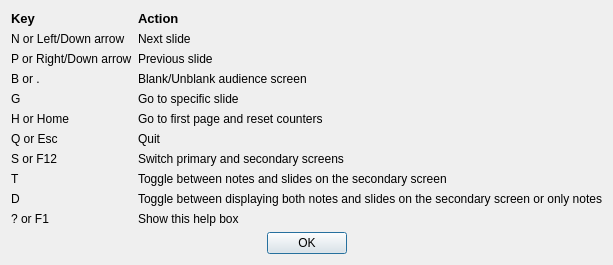
Qt form keybindings.ui (dannyedel/dspdfviewer) before a commit.
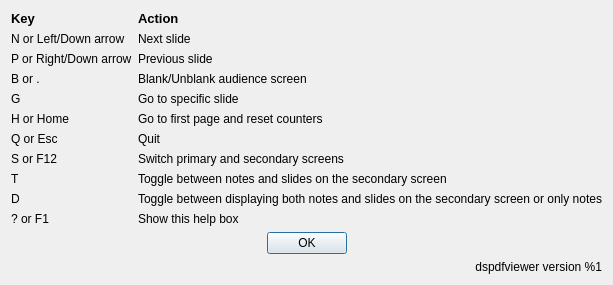
The same form after that commit.

Commit message: Add version string to keybindings popup

Diff of the .ui file:
```diff
--- a/keybindings.ui
+++ b/keybindings.ui
@@ -235,6 +235,16 @@
      </item>
     </layout>
    </item>
+   <item>
+    <widget class="QLabel" name="label_versionstring">
+     <property name="text">
+      <string>dspdfviewer version %1</string>
+     </property>
+     <property name="alignment">
+      <set>Qt::AlignRight|Qt::AlignTrailing|Qt::AlignVCenter</set>
+     </property>
+    </widget>
+   </item>
   </layout>
  </widget>
  <resources/>
```
The commit also changes 1 other file.
